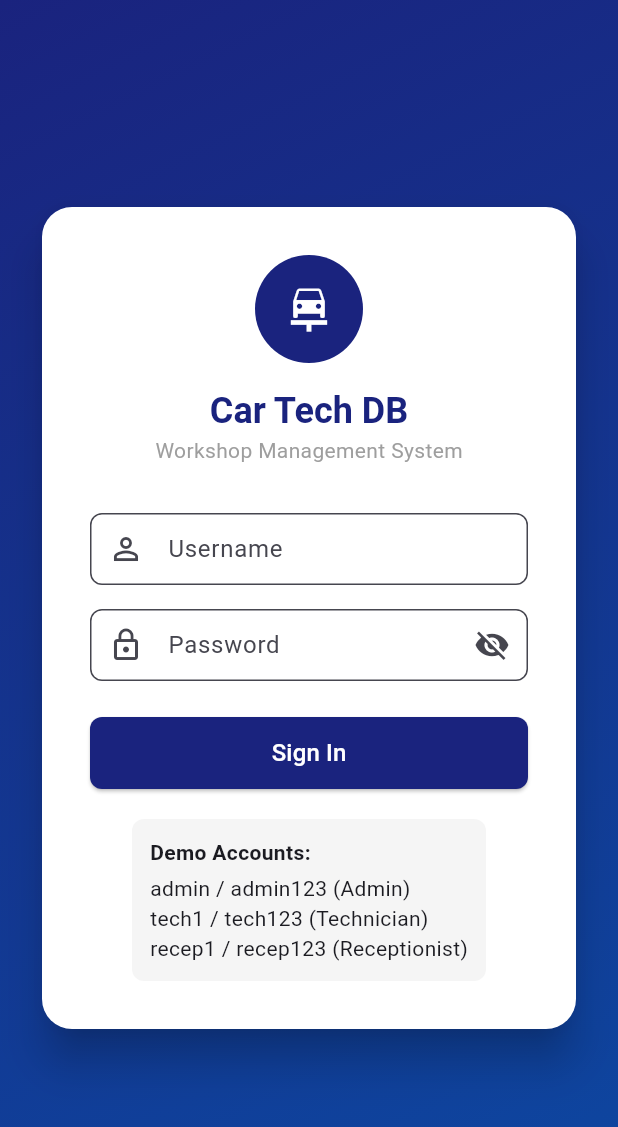
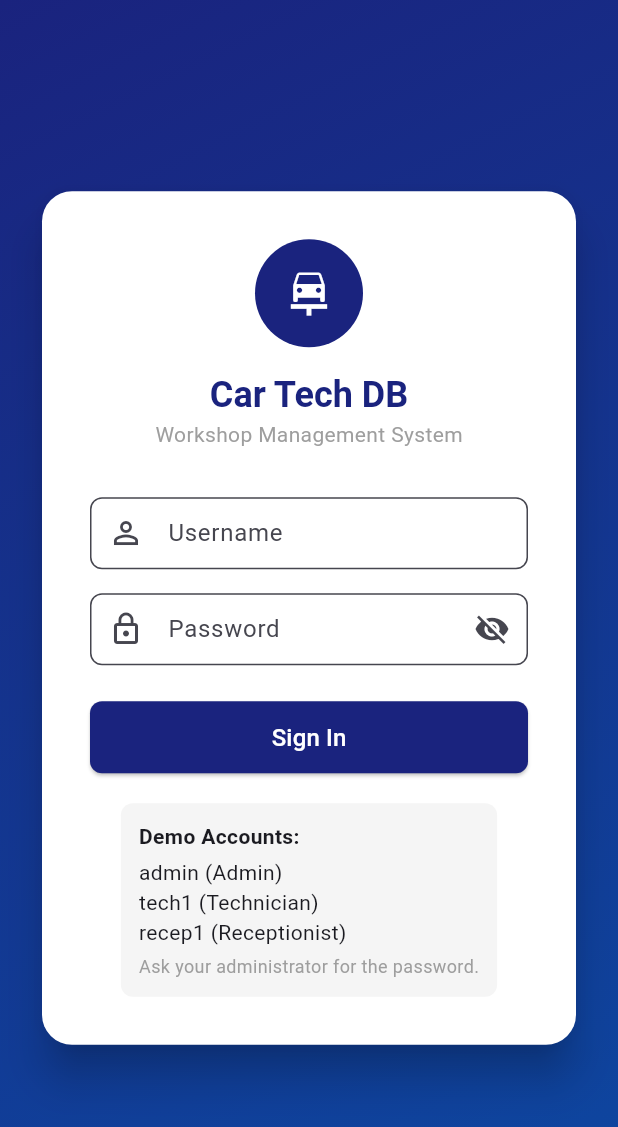
Before and after one commit to KonaTheNutTrap/car_tech_db, a Flutter app: the screen it shows after launch, on a phone screen of 412 x 824 dp. Shown: the top 1127 px of the screen. Run offline on Flutter 3.47's test engine with Material 3 defaults, Android fonts, the phone set to English and light mode, and no system bars; our stand-ins replace pdf, printing, sqflite_common_ffi; missing offline and left inert: bcrypt; accounts and stored records are empty.

Commit message:
password hashing

```diff
--- a/lib/db/database_helper.dart
+++ b/lib/db/database_helper.dart
@@ -1,3 +1,4 @@
+import 'package:bcrypt/bcrypt.dart';
 import 'package:sqflite_common_ffi/sqflite_ffi.dart';
 import 'package:path/path.dart';
 import '../models/models.dart';
@@ -17,7 +18,40 @@ class DatabaseHelper {
   Future<Database> _initDB(String filePath) async {
     final dbPath = await getDatabasesPath();
     final path = join(dbPath, filePath);
-    return await openDatabase(path, version: 1, onCreate: _createDB);
+    return await openDatabase(path, version: 2, onCreate: _createDB, onUpgrade: _upgradeDB);
+  }
+
+  /// Hash a plain-text password using bcrypt.
+  static String hashPassword(String plain) {
+    return BCrypt.hashpw(plain, BCrypt.gensalt());
+  }
+
+  /// Check if a string looks like a bcrypt hash (starts with $2a$, $2b$, or $2y$).
+  static bool _isBcryptHash(String password) {
+    return password.startsWith(r'$2a$') ||
+        password.startsWith(r'$2b$') ||
+        password.startsWith(r'$2y$');
+  }
+
+  /// Migrate from older versions.
+  Future _upgradeDB(Database db, int oldVersion, int newVersion) async {
+    // Upgrade from version 1 to 2: hash any plain-text passwords
+    if (oldVersion < 2) {
+      final users = await db.query('users');
+      for (final u in users) {
+        final password = u['password'] as String;
+        // If it's not already a bcrypt hash, hash it
+        if (!_isBcryptHash(password)) {
+          final hashed = hashPassword(password);
+          await db.update(
+            'users',
+            {'password': hashed},
+            where: 'id = ?',
+            whereArgs: [u['id']],
+          );
+        }
+      }
+    }
   }
 
   Future _createDB(Database db, int version) async {
@@ -130,10 +164,10 @@ class DatabaseHelper {
       )
     ''');
 
-    // Seed admin user
+    // Seed admin user (password hashed)
     await db.insert('users', {
       'username': 'admin',
-      'password': 'admin123',
+      'password': hashPassword('admin123'),
       'role': 'Admin',
       'full_name': 'System Administrator',
       'created_at': DateTime.now().toIso8601String(),
@@ -147,7 +181,7 @@ class DatabaseHelper {
     // Technician
     await db.insert('users', {
       'username': 'tech1',
-      'password': 'tech123',
+      'password': hashPassword('tech123'),
       'role': 'Technician',
       'full_name': 'Juan dela Cruz',
       'created_at': DateTime.now().toIso8601String(),
@@ -155,7 +189,7 @@ class DatabaseHelper {
     // Receptionist
     await db.insert('users', {
       'username': 'recep1',
-      'password': 'recep123',
+      'password': hashPassword('recep123'),
       'role': 'Receptionist',
       'full_name': 'Maria Santos',
       'created_at': DateTime.now().toIso8601String(),
@@ -273,11 +307,15 @@ class DatabaseHelper {
   // ── USERS ──────────────────────────────────────
   Future<User?> login(String username, String password) async {
     final db = await database;
+    // Query user by username only
     final result = await db.query('users',
-        where: 'username = ? AND password = ?',
-        whereArgs: [username, password]);
+        where: 'username = ?',
+        whereArgs: [username]);
     if (result.isEmpty) return null;
-    return User.fromMap(result.first);
+    final user = User.fromMap(result.first);
+    // Verify password against bcrypt hash
+    if (!BCrypt.checkpw(password, user.password)) return null;
+    return user;
   }
 
   Future<List<User>> getUsers() async {
@@ -288,12 +326,22 @@ class DatabaseHelper {
 
   Future<int> insertUser(User user) async {
     final db = await database;
-    return await db.insert('users', user.toMap());
+    // Always hash the password before storing
+    final hashedUser = user.copyWith(password: hashPassword(user.password));
+    return await db.insert('users', hashedUser.toMap());
   }
 
   Future<int> updateUser(User user) async {
     final db = await database;
-    return await db.update('users', user.toMap(),
+    User userToSave;
+    // If the password is already a bcrypt hash, store as-is (user didn't change it)
+    if (_isBcryptHash(user.password)) {
+      userToSave = user;
+    } else {
+      // New plain-text password, hash it
+      userToSave = user.copyWith(password: hashPassword(user.password));
+    }
+    return await db.update('users', userToSave.toMap(),
         where: 'id = ?', whereArgs: [user.id]);
   }
 
--- a/lib/screens/login_screen.dart
+++ b/lib/screens/login_screen.dart
@@ -160,9 +160,13 @@ class _LoginScreenState extends State<LoginScreen> {
                                   style:
                                       TextStyle(fontWeight: FontWeight.bold)),
                               SizedBox(height: 4),
-                              Text('admin / admin123 (Admin)'),
-                              Text('tech1 / tech123 (Technician)'),
-                              Text('recep1 / recep123 (Receptionist)'),
+                              Text('admin (Admin)'),
+                              Text('tech1 (Technician)'),
+                              Text('recep1 (Receptionist)'),
+                              SizedBox(height: 4),
+                              Text('Ask your administrator for the password.',
+                                  style: TextStyle(
+                                      fontSize: 12, color: Colors.grey)),
                             ],
                           ),
                         ),
--- a/pubspec.yaml
+++ b/pubspec.yaml
@@ -22,6 +22,7 @@ dependencies:
   provider: ^6.1.2
   printing: ^5.12.0
   pdf: ^3.10.8
+  bcrypt: ^1.2.0
 
 dev_dependencies:
   flutter_test:
```
Also changed, not shown: lib/screens/users_screen.dart (+12 -5 lines), pubspec.lock, 1 other file.
